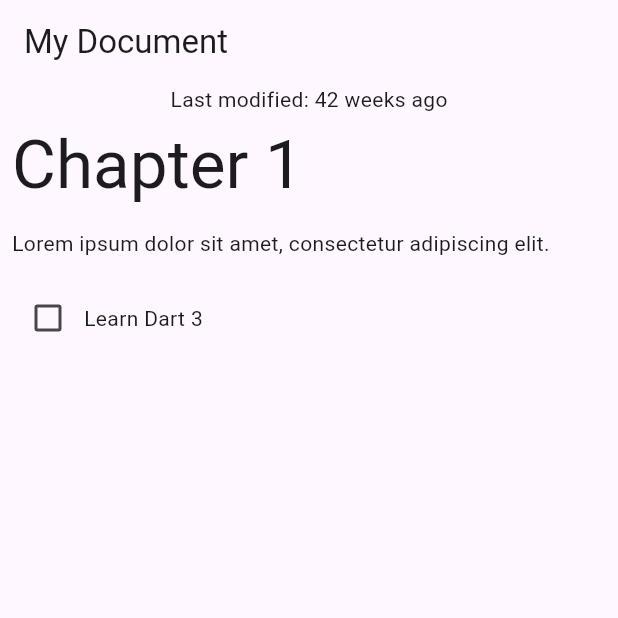
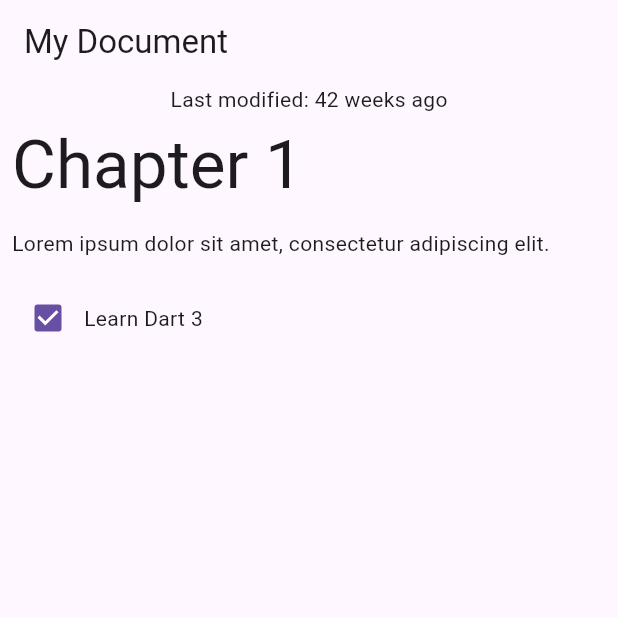
Before and after one commit to RenggoSubianto/Tugas3_PemrogramanPerangkatBergerak, a Flutter app: the screen it shows after launch, on a phone screen of 412 x 824 dp, the top half of it. Run offline on Flutter 3.47's test engine with Material 3 defaults, Android fonts, the phone set to English and light mode, and no system bars.

```diff
--- a/lib/data.dart
+++ b/lib/data.dart
@@ -74,7 +74,7 @@ const documentJson = '''
     },
     {
       "type": "checkbox",
-      "checked": false,
+      "checked": true,
       "text": "Learn Dart 3"
     }
   ]
```
